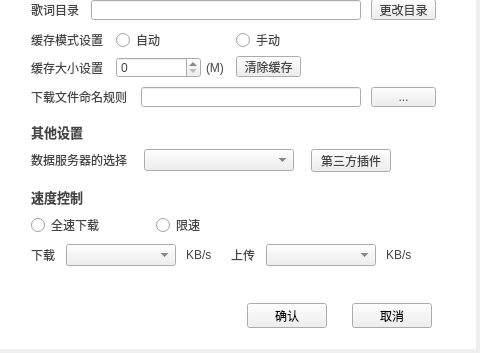
Above: TTKModule/TTKWidget/musicUiKits/musicWidgetKits/musicsettingwidget.ui from Greedysky/TTKMusicPlayer before the change; both pictures show x 138 to 618 and y 117 to 470 of the 618 by 470 pixel window. Below: the same form after it.
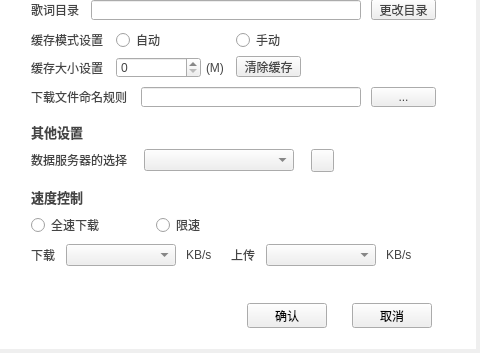
That is the form after the change. The open tabs and pages were chosen to show the change. Icons and pictures are not drawn. Custom widgets are drawn as their Qt base class.

The edit to the form file:
```diff
--- a/TTKModule/TTKWidget/musicUiKits/musicWidgetKits/musicsettingwidget.ui
+++ b/TTKModule/TTKWidget/musicUiKits/musicWidgetKits/musicsettingwidget.ui
@@ -1344,13 +1344,16 @@
       <rect>
        <x>305</x>
        <y>227</y>
-       <width>80</width>
+       <width>23</width>
        <height>23</height>
       </rect>
      </property>
-     <property name="text">
+     <property name="toolTip">
       <string>第三方插件</string>
      </property>
+     <property name="text">
+      <string/>
+     </property>
     </widget>
    </widget>
    <widget class="QWidget" name="four">
```
